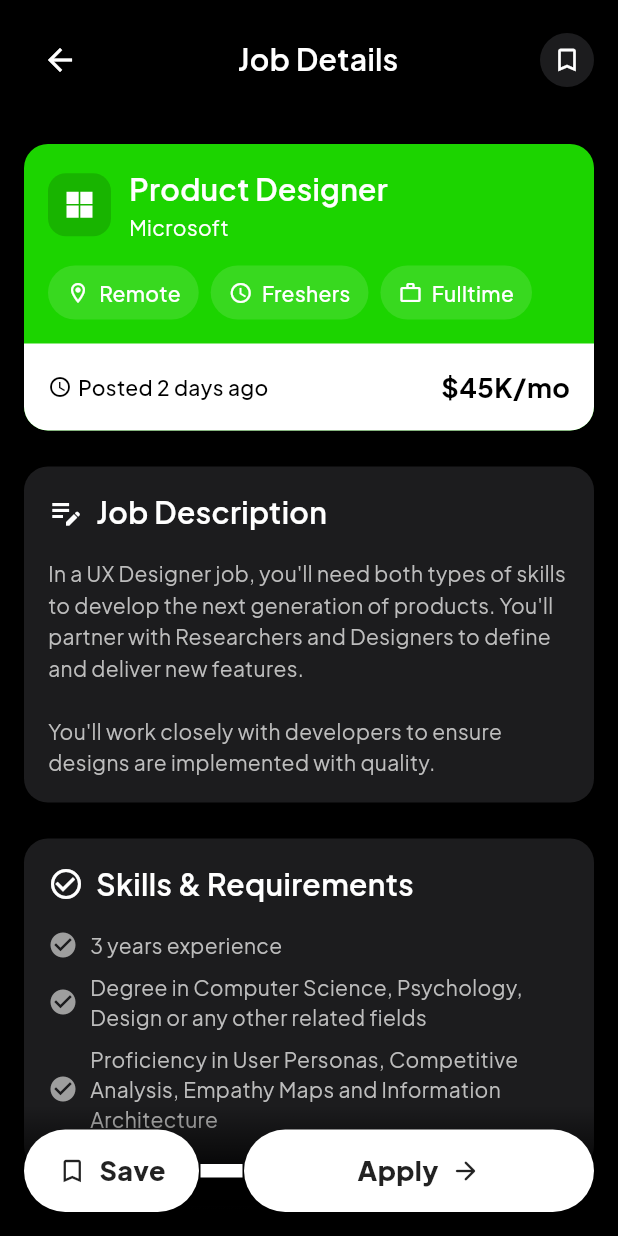
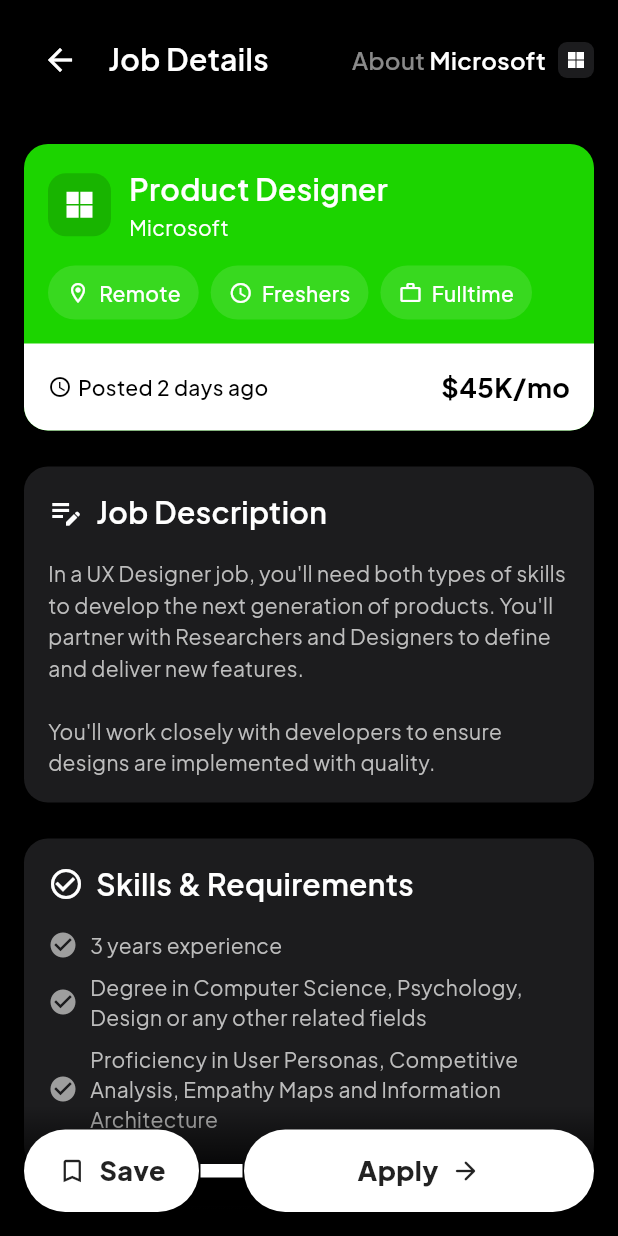
Before and after one commit to Kushalkabra/skillmora02, a Flutter app: the screen it shows after launch, scrolled down 576 dp, after a tap on "Read More", on a phone screen of 412 x 824 dp. Run offline on Flutter 3.47's test engine with Material 3 defaults, Android fonts, the phone set to English and light mode, and no system bars; our stand-ins replace flutter_svg, google_fonts.

Commit message:
5th commit

```diff
--- a/lib/screens/job_details_screen.dart
+++ b/lib/screens/job_details_screen.dart
@@ -6,6 +6,7 @@ import '../providers/jobs_provider.dart';
 import '../widgets/job_card.dart';
 import '../models/job_model.dart';
 import 'apply_job_screen.dart';
+import 'about_company_screen.dart';
 
 class JobDetailsScreen extends StatefulWidget {
   final String company;
@@ -69,12 +70,12 @@ class _JobDetailsScreenState extends State<JobDetailsScreen> {
                 Padding(
                   padding: const EdgeInsets.all(16.0),
                   child: Row(
-                    mainAxisAlignment: MainAxisAlignment.spaceBetween,
                     children: [
                       IconButton(
                         icon: const Icon(Icons.arrow_back, color: Colors.white),
                         onPressed: () => Navigator.pop(context),
                       ),
+                      const SizedBox(width: 8),
                       Text(
                         'Job Details',
                         style: GoogleFonts.plusJakartaSans(
@@ -83,16 +84,56 @@ class _JobDetailsScreenState extends State<JobDetailsScreen> {
                           fontWeight: FontWeight.w600,
                         ),
                       ),
-                      Container(
-                        padding: const EdgeInsets.all(8),
-                        decoration: const BoxDecoration(
-                          color: Color(0xFF1C1C1E),
-                          shape: BoxShape.circle,
-                        ),
-                        child: const Icon(
-                          Icons.bookmark_outline,
-                          color: Colors.white,
-                          size: 20,
+                      const Spacer(),
+                      GestureDetector(
+                        onTap: () {
+                          Navigator.push(
+                            context,
+                            MaterialPageRoute(
+                              builder: (context) => AboutCompanyScreen(
+                                company: widget.company,
+                                logoPath: _getCompanyLogo(widget.company),
+                                color: widget.color,
+                              ),
+                            ),
+                          );
+                        },
+                        child: Row(
+                          children: [
+                            Text(
+                              'About ',
+                              style: GoogleFonts.plusJakartaSans(
+                                color: Colors.white54,
+                                fontSize: 16,
+                                fontWeight: FontWeight.w500,
+                              ),
+                            ),
+                            Text(
+                              widget.company,
+                              style: GoogleFonts.plusJakartaSans(
+                                color: Colors.white,
+                                fontSize: 16,
+                                fontWeight: FontWeight.w600,
+                              ),
+                            ),
+                            const SizedBox(width: 8),
+                            Container(
+                              width: 24,
+                              height: 24,
+                              padding: const EdgeInsets.all(4),
+                              decoration: BoxDecoration(
+                                color: const Color(0xFF1C1C1E),
+                                borderRadius: BorderRadius.circular(6),
+                              ),
+                              child: SvgPicture.asset(
+                                _getCompanyLogo(widget.company),
+                                colorFilter: const ColorFilter.mode(
+                                  Colors.white,
+                                  BlendMode.srcIn,
+                                ),
+                              ),
+                            ),
+                          ],
                         ),
                       ),
                     ],
@@ -763,4 +804,21 @@ class _JobDetailsScreenState extends State<JobDetailsScreen> {
       );
     }
   }
+
+  String _getCompanyLogo(String company) {
+    switch (company.toLowerCase()) {
+      case 'google':
+        return 'assets/icons/google-178-svgrepo-com.svg';
+      case 'airbnb':
+        return 'assets/icons/airbnb-179-svgrepo-com.svg';
+      case 'spotify':
+        return 'assets/icons/spotify-svgrepo-com.svg';
+      case 'microsoft':
+        return 'assets/icons/microsoft-svgrepo-com.svg';
+      case 'apple':
+        return 'assets/icons/apple-inc-svgrepo-com.svg';
+      default:
+        return 'assets/icons/google-178-svgrepo-com.svg';
+    }
+  }
 }
```
Also changed, not shown: lib/screens/about_company_screen.dart (added, +275 -0 lines), lib/screens/notification_screen.dart (added, +211 -0 lines), lib/widgets/bottom_nav_bar.dart (+7 -1 lines).
